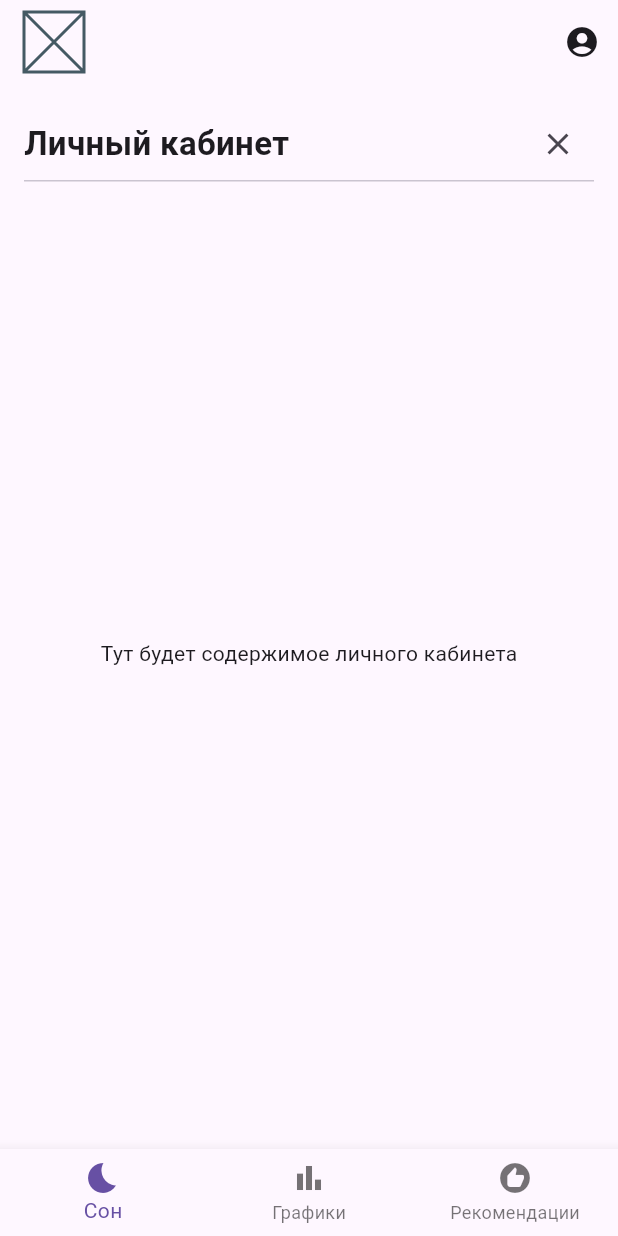
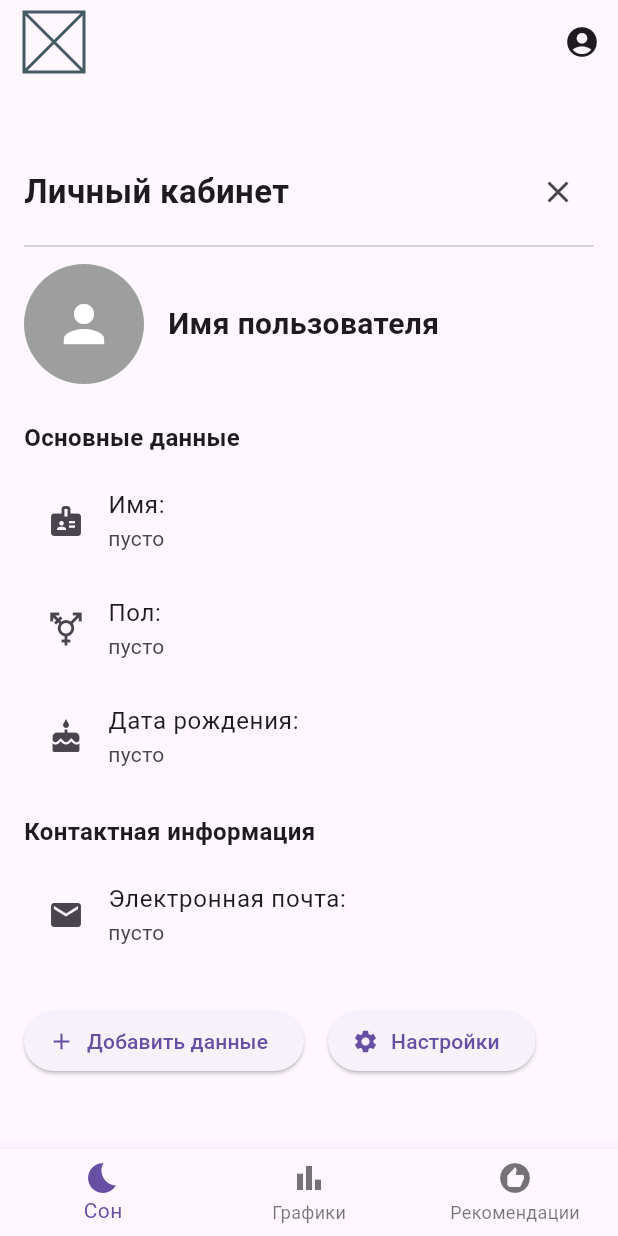
Before and after one commit to DaniilTooZir/SleepTracking_Flutter, a Flutter app: the PersonalAccountScreen screen opened by its route, on a phone screen of 412 x 824 dp. Run offline on Flutter 3.47's test engine with Material 3 defaults, Android fonts, the phone set to English and light mode, and no system bars; our stand-ins replace fl_chart, flutter_dotenv, go_router, supabase_flutter; accounts and stored records are empty.

Commit message:
Реализован дизайн личного кабинета

```diff
--- a/lib/ui/screens/personal_account_screen.dart
+++ b/lib/ui/screens/personal_account_screen.dart
@@ -10,16 +10,28 @@ class PersonalAccountScreen extends StatefulWidget {
 class _PersonalAccountScreenState extends State<PersonalAccountScreen> {
   @override
   Widget build(BuildContext context) {
-    return Padding(
+    return Scaffold(
+      body: SafeArea(
+        child: LayoutBuilder(
+          builder: (context, constraints) {
+            return Center(
+              child: SingleChildScrollView(
                 padding: const EdgeInsets.all(16.0),
+                child: ConstrainedBox(
+                  constraints: const BoxConstraints(maxWidth: 700),
                   child: Column(
+                    crossAxisAlignment: CrossAxisAlignment.start,
                     children: [
+                      // Заголовок и кнопка закрытия
                       Row(
                         mainAxisAlignment: MainAxisAlignment.spaceBetween,
                         children: [
                           const Text(
                             'Личный кабинет',
-                style: TextStyle(fontSize: 22, fontWeight: FontWeight.bold),
+                            style: TextStyle(
+                              fontSize: 22,
+                              fontWeight: FontWeight.bold,
+                            ),
                           ),
                           IconButton(
                             icon: const Icon(Icons.close),
@@ -27,14 +39,103 @@ class _PersonalAccountScreenState extends State<PersonalAccountScreen> {
                           ),
                         ],
                       ),
-          const Divider(height: 1),
-          const Expanded(
-            child: Center(
-              child: Text('Тут будет содержимое личного кабинета'),
+                      const Divider(height: 24),
+                      // Аватар и имя
+                      Row(
+                        children: [
+                          const CircleAvatar(
+                            radius: 40,
+                            backgroundColor: Colors.grey,
+                            child: Icon(
+                              Icons.person,
+                              size: 40,
+                              color: Colors.white,
+                            ),
+                          ),
+                          const SizedBox(width: 16),
+                          const Flexible(
+                            child: Text(
+                              'Имя пользователя',
+                              style: TextStyle(
+                                fontSize: 20,
+                                fontWeight: FontWeight.w600,
+                              ),
+                              overflow: TextOverflow.ellipsis,
                             ),
                           ),
                         ],
                       ),
+                      const SizedBox(height: 24),
+                      // Основные данные
+                      const Text(
+                        'Основные данные',
+                        style: TextStyle(
+                          fontSize: 16,
+                          fontWeight: FontWeight.bold,
+                        ),
+                      ),
+                      const SizedBox(height: 8),
+                      const ListTile(
+                        leading: Icon(Icons.badge),
+                        title: Text('Имя:'),
+                        subtitle: Text('пусто'),
+                      ),
+                      const ListTile(
+                        leading: Icon(Icons.transgender),
+                        title: Text('Пол:'),
+                        subtitle: Text('пусто'),
+                      ),
+                      const ListTile(
+                        leading: Icon(Icons.cake),
+                        title: Text('Дата рождения:'),
+                        subtitle: Text('пусто'),
+                      ),
+                      const SizedBox(height: 16),
+                      // Контактная информация
+                      const Text(
+                        'Контактная информация',
+                        style: TextStyle(
+                          fontSize: 16,
+                          fontWeight: FontWeight.bold,
+                        ),
+                      ),
+                      const SizedBox(height: 8),
+                      const ListTile(
+                        leading: Icon(Icons.email),
+                        title: Text('Электронная почта:'),
+                        subtitle: Text('пусто'),
+                      ),
+                      const SizedBox(height: 24),
+                      // Кнопки
+                      Wrap(
+                        spacing: 16,
+                        runSpacing: 8,
+                        alignment: WrapAlignment.center,
+                        children: [
+                          ElevatedButton.icon(
+                            onPressed: () {
+                              // TODO: реализовать открытие формы добавления данных
+                            },
+                            icon: const Icon(Icons.add),
+                            label: const Text('Добавить данные'),
+                          ),
+                          ElevatedButton.icon(
+                            onPressed: () {
+                              // TODO: реализовать открытие настроек
+                            },
+                            icon: const Icon(Icons.settings),
+                            label: const Text('Настройки'),
+                          ),
+                        ],
+                      ),
+                    ],
+                  ),
+                ),
+              ),
+            );
+          },
+        ),
+      ),
     );
   }
 }
--- a/lib/ui/screens/report_chart_screen.dart
+++ b/lib/ui/screens/report_chart_screen.dart
@@ -63,7 +63,7 @@ class _ReportChartScreenState extends State<ReportChartScreen> {
                               border: OutlineInputBorder(),
                             ),
                             items:
-                                ['Все', 'Плохое', 'Среднее', 'Хорошее']
+                                ['Все', 'Ужасное','Плохое', 'Среднее', 'Хорошее', 'Отличное']
                                     .map(
                                       (value) => DropdownMenuItem(
                                         value: value,
```
Lines whose indentation alone changed are shown as unchanged.
